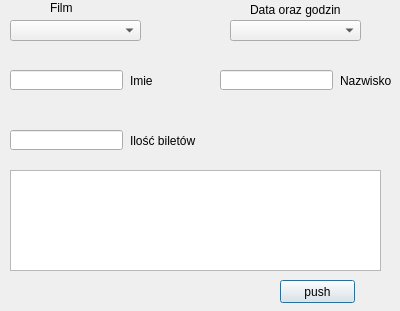
Before: the Qt Designer form Forms/newreservation.ui in MateuszLin/CinemaProjectCpp, drawn with Qt 5.
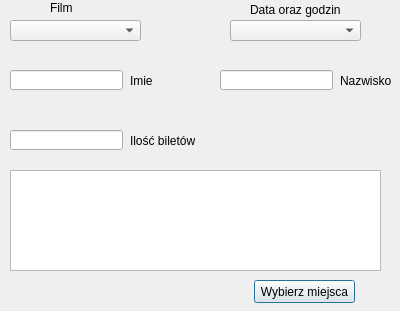
After: the same form once the commit is applied.

What changed in the file:
```diff
--- a/Forms/newreservation.ui
+++ b/Forms/newreservation.ui
@@ -150,14 +150,14 @@
   <widget class="QPushButton" name="pushButton">
    <property name="geometry">
     <rect>
-     <x>280</x>
+     <x>254</x>
      <y>280</y>
-     <width>75</width>
+     <width>101</width>
      <height>23</height>
     </rect>
    </property>
    <property name="text">
-    <string>push</string>
+    <string>Wybierz miejsca</string>
    </property>
   </widget>
  </widget>
```
